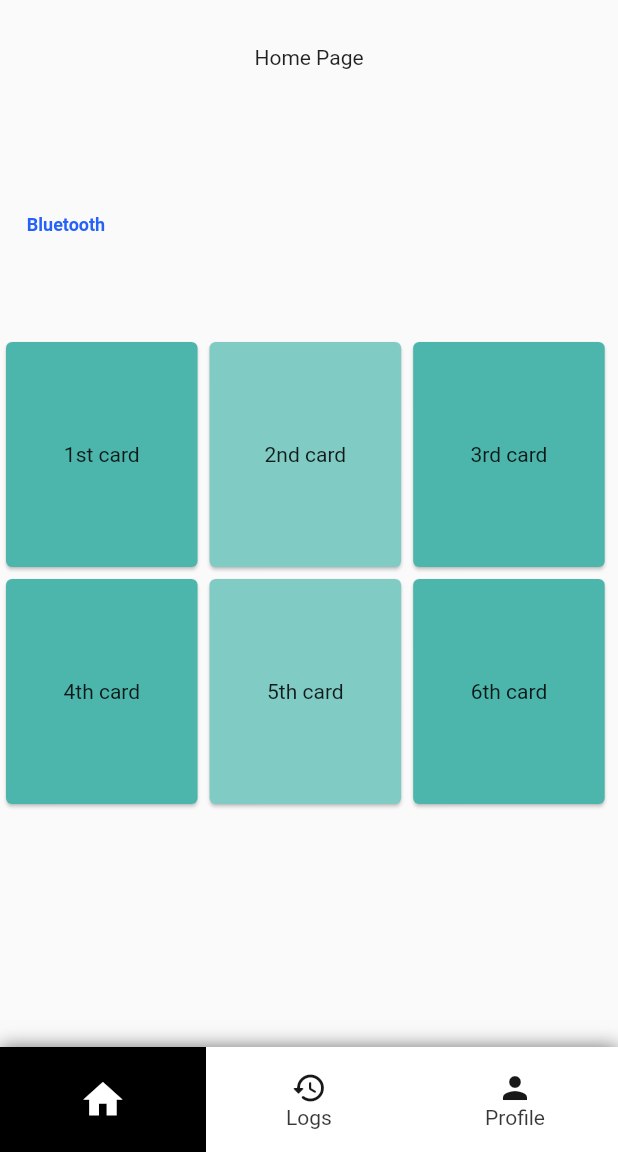
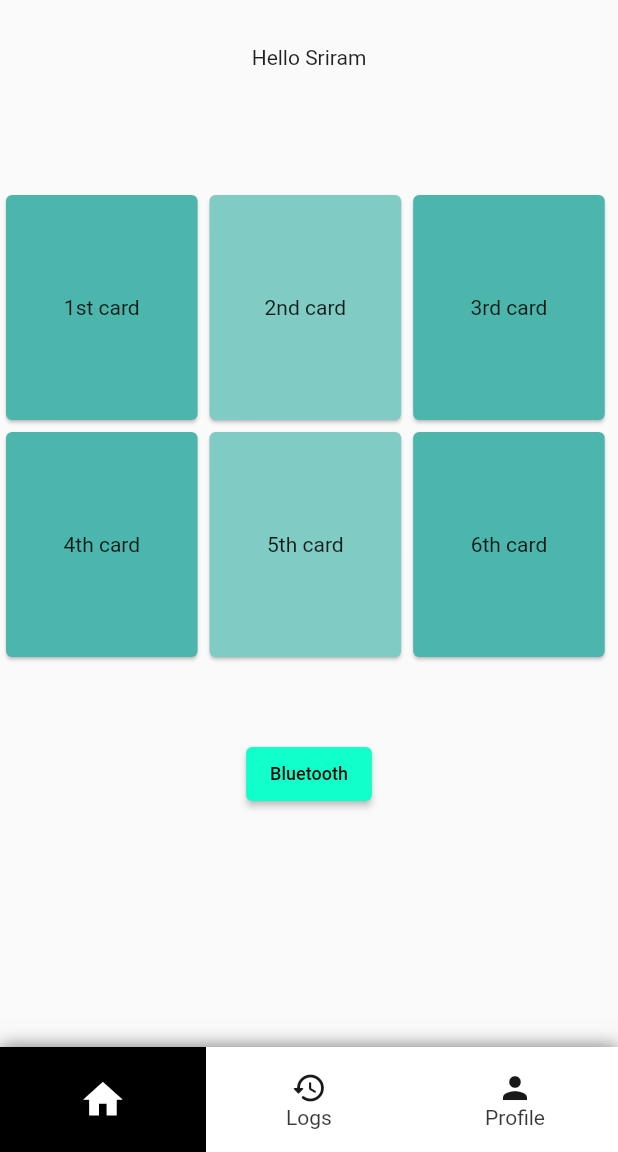
Before and after one commit to Tense-Turtles/MedProdigy-app, a Flutter app: the HomeView screen opened directly, on a phone screen of 412 x 824 dp, the part 84-1236 px from its top. Run offline on Flutter 3.47's test engine with Material 2 defaults, Android fonts, the phone set to English and light mode, and no system bars; our stand-ins replace cloud_firestore, firebase_auth, firebase_core, flutter_bluetooth_serial, sqflite; accounts and stored records are empty.

Commit message:
buttones and cards are adjusted

```diff
--- a/lib/main.dart
+++ b/lib/main.dart
@@ -2,6 +2,7 @@
 import 'package:firebase_core/firebase_core.dart';
 import 'package:flutter/material.dart';
 import 'package:hospicare_app/ui/home_view.dart';
+import 'package:hospicare_app/ui/startPage.dart';
 import 'firebase_options.dart';
 
 void main() async {
@@ -21,7 +22,7 @@ class MyApp extends StatelessWidget {
       debugShowCheckedModeBanner: false,
       title: 'MedProdigy',
       // ignore: prefer_const_constructors
-      home: HomeView(),
+      home: Started(),
     );
   }
 }
--- a/lib/ui/home_view.dart
+++ b/lib/ui/home_view.dart
@@ -30,29 +30,7 @@ class _HomeViewState extends State<HomeView> {
           padding: const EdgeInsets.symmetric(vertical: 30),
           width: double.infinity,
           // height: double.infinity,
-          child: Center(child: Text('Home Page')),
-        ),
-        SizedBox(height: 50),
-        Row(
-          children: [
-            MaterialButton(
-              onPressed: () async {
-                Navigator.push(
-                  context,
-                  MaterialPageRoute(
-                    builder: (context) => MainPage(),
-                  ),
-                );
-              },
-              child: const Text(
-                "Bluetooth",
-                style: TextStyle(
-                    fontSize: 12,
-                    fontWeight: FontWeight.bold,
-                    color: Color(0xFF2661FA)),
-              ),
-            ),
-          ],
+          child: Center(child: Text('Hello Sriram')),
         ),
         SizedBox(height: 50),
         Center(
@@ -152,9 +130,33 @@ class _HomeViewState extends State<HomeView> {
                   child: Center(child: Text('6th card')),
                 ),
               ),
-            )
+            ),
           ],
         )),
+        SizedBox(height: 50),
+        Center(
+          child: ElevatedButton(
+            style: ElevatedButton.styleFrom(
+              primary: Color.fromARGB(255, 16, 255, 203), // background
+              onPrimary: Colors.white, // foreground
+            ),
+            onPressed: () async {
+              Navigator.push(
+                context,
+                MaterialPageRoute(
+                  builder: (context) => MainPage(),
+                ),
+              );
+            },
+            child: const Text(
+              "Bluetooth",
+              style: TextStyle(
+                  fontSize: 12,
+                  //  fontWeight: FontWeight.bold,
+                  color: Color.fromARGB(255, 0, 0, 0)),
+            ),
+          ),
+        ),
       ]),
       Center(child: Text('Health')),
       Center(child: Text('Profile')),
```
